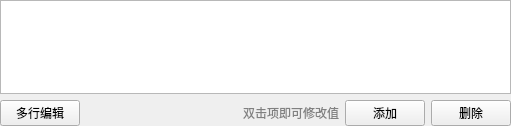
Before: the Qt Designer form src/utils/widgets/stringlistmodifywidget.ui in shine5402/KiraOtoToolbox, drawn with Qt 5.
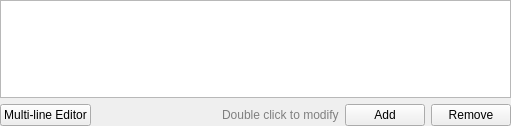
After: the same form once the commit is applied.

Patch:
```diff
--- a/src/utils/widgets/stringlistmodifywidget.ui
+++ b/src/utils/widgets/stringlistmodifywidget.ui
@@ -34,7 +34,7 @@
      <item>
       <widget class="QPushButton" name="multiLineEditButton">
        <property name="text">
-        <string>多行编辑</string>
+        <string>Multi-line Editor</string>
        </property>
       </widget>
      </item>
@@ -57,21 +57,21 @@
         <bool>true</bool>
        </property>
        <property name="text">
-        <string>&lt;span style=&quot;color: grey&quot;&gt;双击项即可修改值&lt;/span&gt;</string>
+        <string>&lt;span style=&quot;color: grey&quot;&gt;Double click to modify&lt;/span&gt;</string>
        </property>
       </widget>
      </item>
      <item>
       <widget class="QPushButton" name="addButton">
        <property name="text">
-        <string>添加</string>
+        <string>Add</string>
        </property>
       </widget>
      </item>
      <item>
       <widget class="QPushButton" name="deleteButton">
        <property name="text">
-        <string>删除</string>
+        <string>Remove</string>
        </property>
       </widget>
      </item>
```
Left out of the diff: 3 changed lines with no effect on the pictures.
